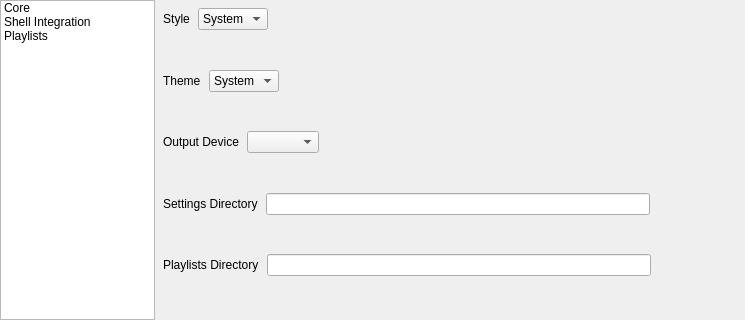
First picture: the form in src/SettingsWindow/SettingsWindow.ui, repository savannstm/revolutionary-audio-player, before the edit.
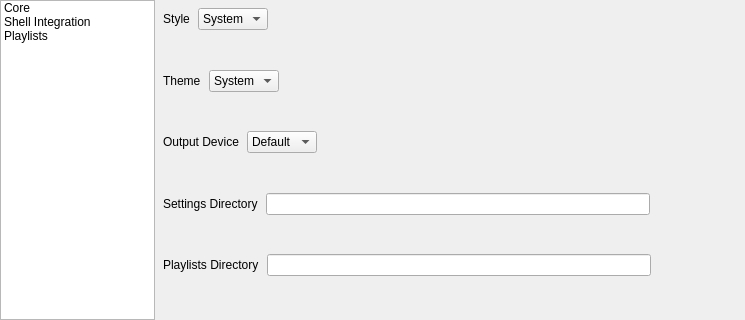
Second picture: the form after the edit.

What changed in the file:
```diff
--- a/src/SettingsWindow/SettingsWindow.ui
+++ b/src/SettingsWindow/SettingsWindow.ui
@@ -238,6 +238,11 @@
               <verstretch>0</verstretch>
              </sizepolicy>
             </property>
+            <item>
+             <property name="text">
+              <string>Default</string>
+             </property>
+            </item>
            </widget>
           </item>
          </layout>
```
Left out of the diff: 31 changed lines with no effect on the pictures.
